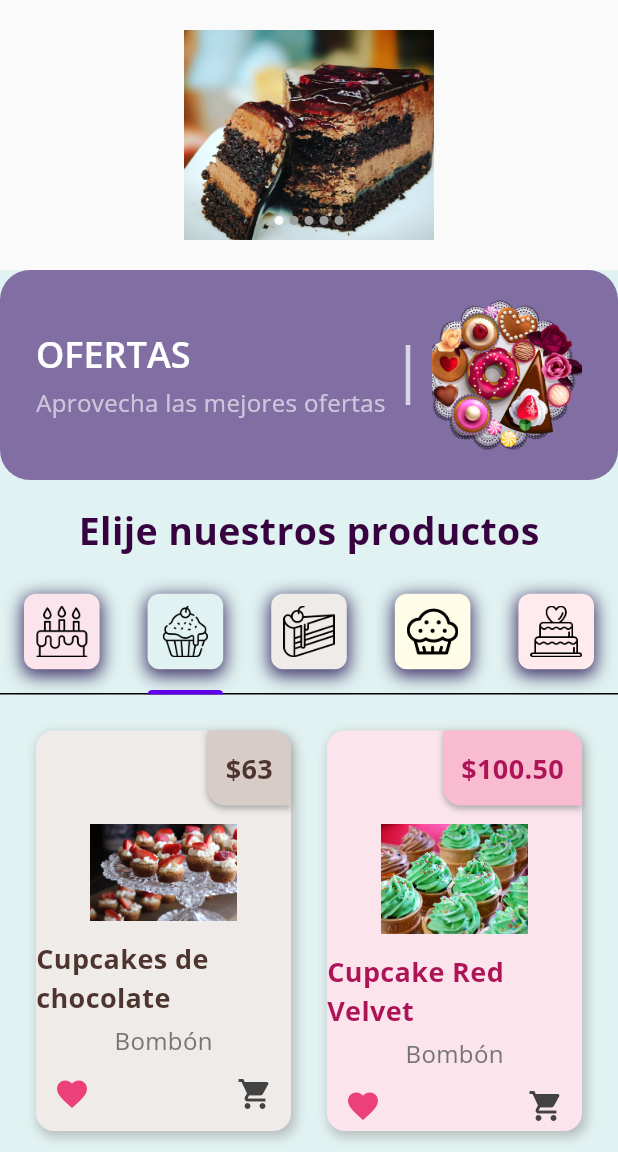
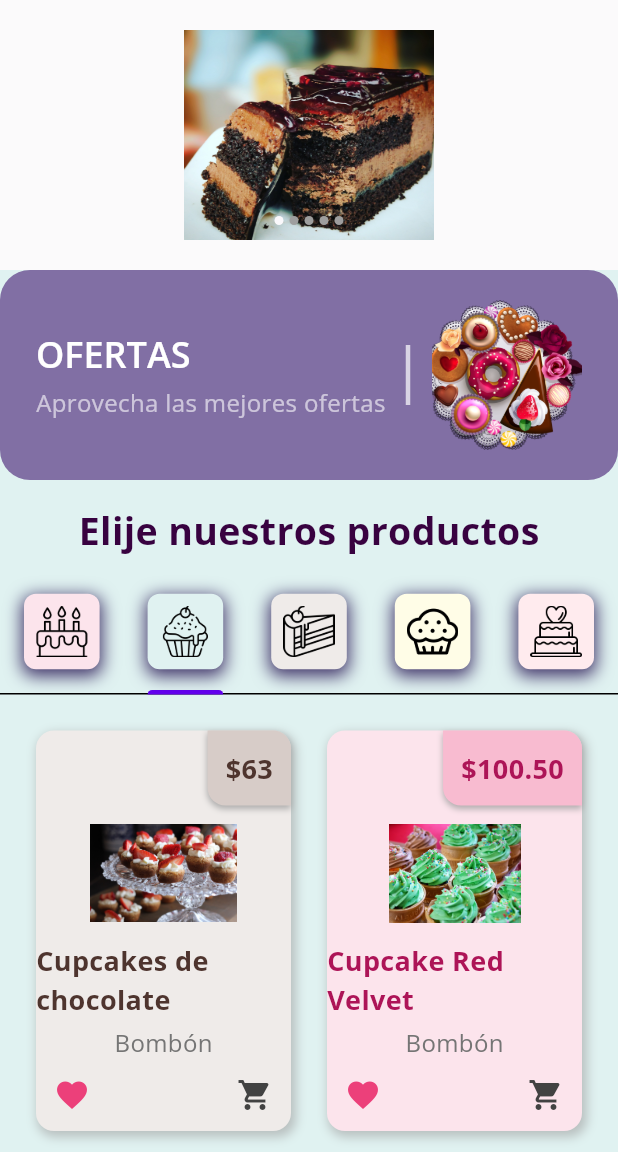
Before and after one commit to EZEVAR/bakery, a Flutter app: the screen it shows once a user with an empty profile is signed in, tab 2 chosen, on a phone screen of 412 x 824 dp, the part 84-1236 px from its top. Run offline on Flutter 3.47's test engine with Material 2 defaults, Android fonts, the phone set to English and light mode, and no system bars; drawn by our look-alikes of flutter_image_slideshow; our stand-ins replace bloc, cloud_firestore, equatable, firebase_auth, firebase_core, flutter_bloc and 7 more; accounts and stored records are empty.

Commit message:
Update TypeData ! And Picture Utilities Page.

```diff
--- a/lib/Utilities/Tiles/cupcake_tile.dart
+++ b/lib/Utilities/Tiles/cupcake_tile.dart
@@ -62,10 +62,13 @@ class CupCakeTiles extends StatelessWidget {
             ],
           ),
 
-          //Picture
-          Padding(
-            padding: const EdgeInsets.symmetric(horizontal: 36.0, vertical: 12),
-            child: Image.asset(imagePath),
+          //Expanded Widget para la imagen
+          Expanded(
+            child: Padding(
+              padding:
+                  const EdgeInsets.symmetric(horizontal: 36.0, vertical: 12),
+              child: Image.asset(imagePath),
+            ),
           ),
           //Flavor
           Text(
--- a/lib/features/list_products/models/product.dart
+++ b/lib/features/list_products/models/product.dart
@@ -16,7 +16,7 @@ class Product {
     return Product(
       nombre: doc.data()!['nombre'] ?? '',
       descripcion: doc.data()!['descripcion'] ?? '',
-      precio: doc.data()!['precio'] ?? 0.0,
+      precio: (doc.data()!['precio'] ?? 0).toDouble(),
     );
   }
 
```
Also changed, not shown: lib/Utilities/Tiles/weddingcake_tile.dart (+7 -4 lines).
